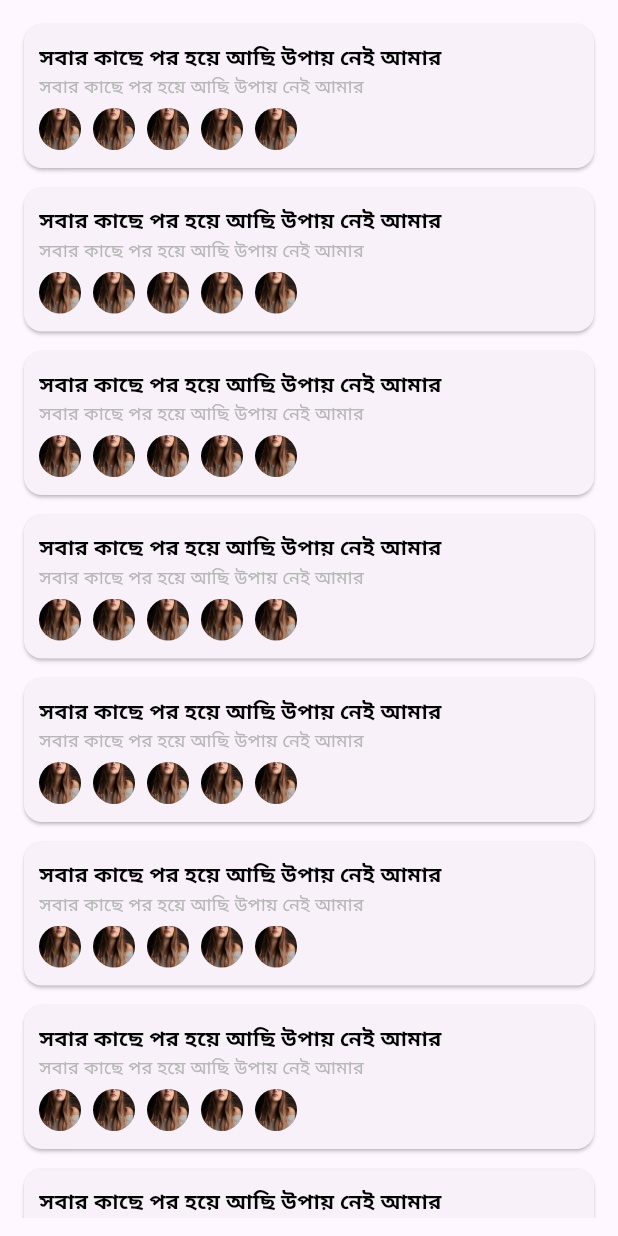
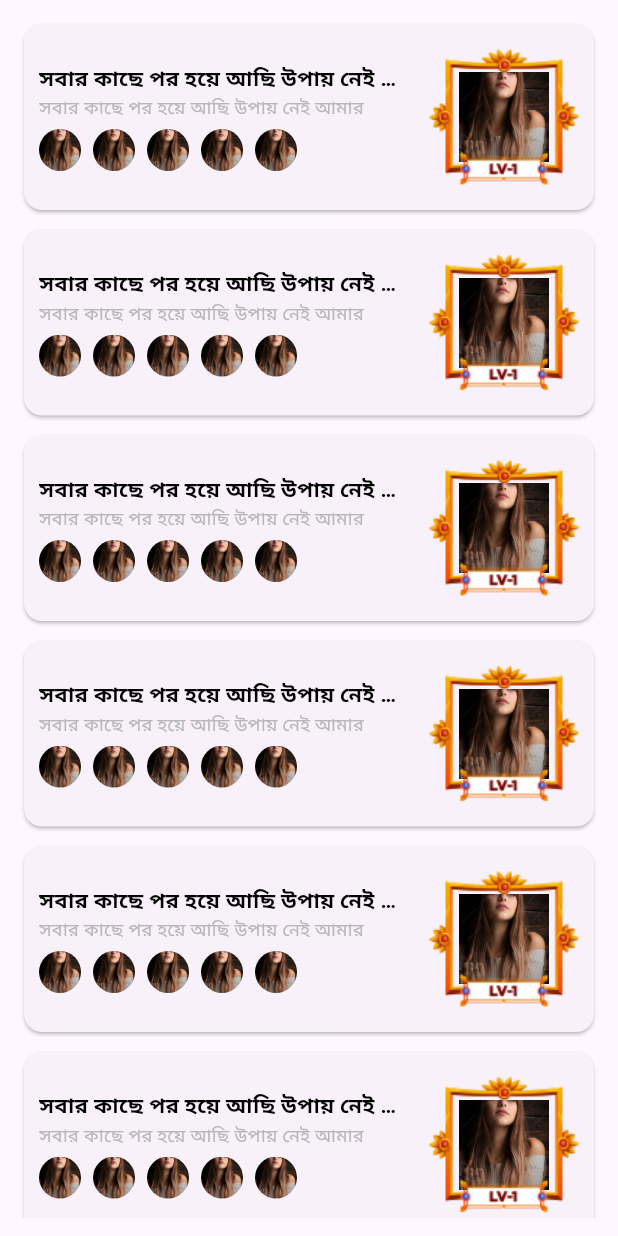
Before and after one commit to EngNomanMolla/RoomChat, a Flutter app: the FollowScreen screen opened directly, on a phone screen of 412 x 824 dp. Run offline on Flutter 3.47's test engine with Material 3 defaults, Android fonts, the phone set to English and light mode, and no system bars; our stand-ins replace country_code_picker, flutter_chat_ui, flutter_otp_text_field, get, loading_indicator, motion_tab_bar; missing offline and left inert: chatview, text_marquee; project files that could hold a hidden picture were left out.

Commit message:
Added some code

```diff
--- a/lib/app/ui/android/screens/home/mine/follow/follow_screen.dart
+++ b/lib/app/ui/android/screens/home/mine/follow/follow_screen.dart
@@ -86,10 +86,33 @@ class FollowScreen extends StatelessWidget {
                           }),
                     )
 
+                  ])),
+              Container(
+                height: 100,
+                width: 100,
+                child: Stack(
+                  children: [
+                    // The main image centered
+                    Align(
+                      alignment: Alignment.center,
+                      child: SizedBox(
+                        height: 60,
+                        width: 60,
+                        child: Image.asset(
+                          'assets/images/jpg/girl.jpg',
+                          fit: BoxFit.cover,
+                        ),
+                      ),
+                    ),
+                    // The frame image
+                    Image.asset(
+                      'assets/images/png/level_one_frame.png',
+                      fit: BoxFit.cover,
+                    ),
+                  ],
+                ),
+              )
 
-
-                  ])),
-              Container(height: 50,width: 50),
 
 
             ],
--- a/lib/app/ui/android/screens/home/mine/recently/recently_screen.dart
+++ b/lib/app/ui/android/screens/home/mine/recently/recently_screen.dart
@@ -44,7 +44,7 @@ class RecentlyScreen extends StatelessWidget {
                     overflow: TextOverflow.ellipsis,
                     ),
                   ),
-                 Icon(IconData(0xf708, fontFamily: 'MaterialIcons'),color: Colors.green),
+                  Icon(Icons.flag,color: Colors.green),
                   Row(
                     children: [
                       Expanded(child: Text("Welcome to my room",style: TextStyle(
--- a/lib/main.dart
+++ b/lib/main.dart
@@ -3,6 +3,7 @@ import 'package:chat_room/app/routes/route_destinations.dart';
 import 'package:chat_room/app/routes/route_names.dart';
 import 'package:chat_room/app/ui/android/screens/auth/login_screen.dart';
 import 'package:chat_room/app/ui/android/screens/chat/chat_screen.dart';
+import 'package:chat_room/app/ui/android/screens/home/mine/follow/follow_screen.dart';
 import 'package:chat_room/app/ui/android/screens/home/popular/popular_screen.dart';
 import 'package:chat_room/app/ui/android/screens/profile/profile_screen.dart';
 import 'package:country_code_picker/country_code_picker.dart';
@@ -31,8 +32,7 @@ class MyApp extends StatelessWidget {
         CountryLocalizations.delegate,
       ],
       getPages: RouteDestinations.pages,
-      initialRoute: RouteNames.loginScreen,
-     // home: PopularScreen(),
+     initialRoute: RouteNames.loginScreen,
     );
   }
 }
--- a/pubspec.yaml
+++ b/pubspec.yaml
@@ -69,6 +69,7 @@ flutter:
   # To add assets to your application, add an assets section, like this:
   assets:
      - assets/images/jpg/
+     - assets/images/png/
 
   # An image asset can refer to one or more resolution-specific "variants", see
   # https://flutter.dev/assets-and-images/#resolution-aware
```
Also changed, not shown: assets/images/png/level_one_frame.png (added).
